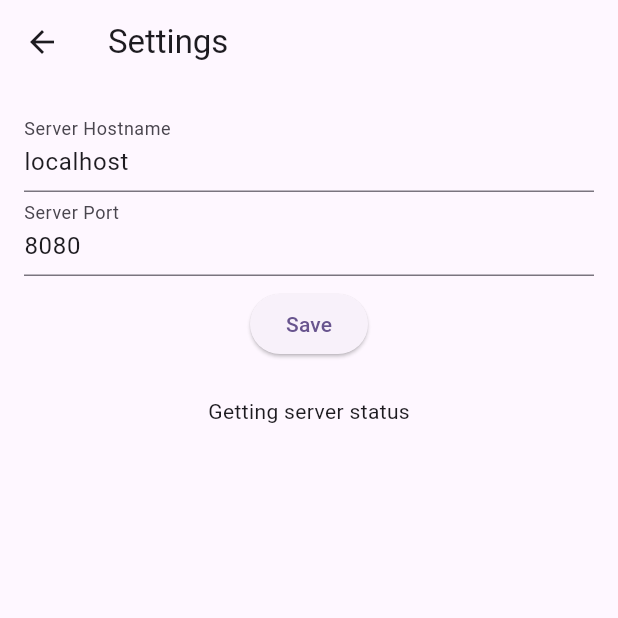
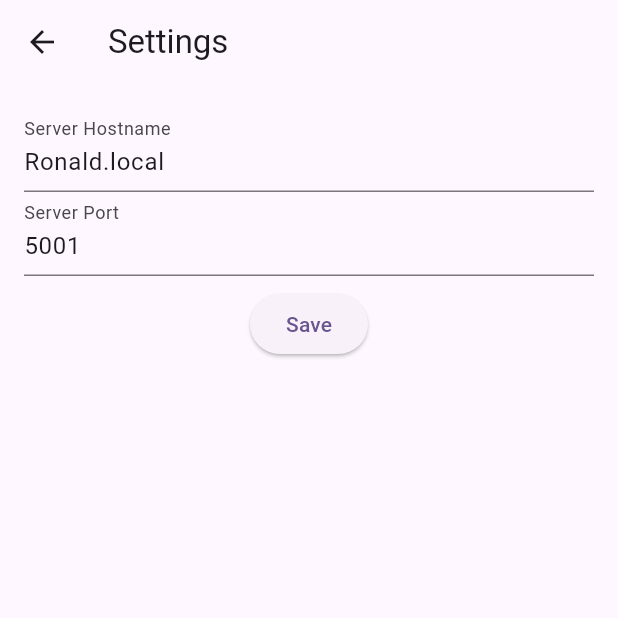
Before and after one commit to mjdavy/toptastic-client, a Flutter app: the screen it shows after launch, on a phone screen of 412 x 824 dp, the top half of it. Run offline on Flutter 3.47's test engine with Material 3 defaults, Android fonts, the phone set to English and light mode, and no system bars; our stand-ins replace logger, shared_preferences.

Commit message:
bug fixes and styling

```diff
--- a/lib/widgets/settings_page.dart
+++ b/lib/widgets/settings_page.dart
@@ -42,9 +42,9 @@ class _SettingsPageState extends State<SettingsPage> {
   Future<void> _loadServerUrl() async {
     final prefs = await SharedPreferences.getInstance();
     setState(() {
-      _serverUrl = prefs.getString('serverName') ?? 'localhost';
+      _serverUrl = prefs.getString('serverName') ?? 'Ronald.local';
       _serverController.text = _serverUrl;
-      _portController.text = prefs.getString('port') ?? '8080';
+      _portController.text = prefs.getString('port') ?? '5001';
     });
   }
 
@@ -135,7 +135,7 @@ class _SettingsPageState extends State<SettingsPage> {
                     ? const Center(child: CircularProgressIndicator())
                     : _serverStatus.isNotEmpty
                         ? Text('Server Status: $_serverStatus')
-                        : const Text('Getting server status'),
+                        : const Text(''),
               ),
             ],
           ),
--- a/lib/widgets/song_item.dart
+++ b/lib/widgets/song_item.dart
@@ -14,7 +14,9 @@ class SongItem extends StatelessWidget {
     return Card(
           child: ListTile(
             leading: SongPositionIndicator(position, song),
-        title: Text(song.songName),
+            title: Text(
+            song.songName,
+            style: Theme.of(context).textTheme.titleMedium),
             subtitle: Text(song.artist),
             trailing: song.videoId.isEmpty ? null
                 : IconButton(
--- a/lib/widgets/song_list.dart
+++ b/lib/widgets/song_list.dart
@@ -19,7 +19,7 @@ class SongList extends StatelessWidget {
             return const Center(child: CircularProgressIndicator());
           } else if (snapshot.hasError) {
             if (snapshot.error is ServerNotConfiguredException) {
-              WidgetsBinding.instance?.addPostFrameCallback((_) {
+              WidgetsBinding.instance.addPostFrameCallback((_) {
                 Navigator.push(
                   context,
                   MaterialPageRoute(builder: (context) => const SettingsPage()),
```
Also changed, not shown: lib/widgets/song_position_indicator.dart (+46 -3 lines), 3 other files. Lines whose indentation alone changed are shown as unchanged.
